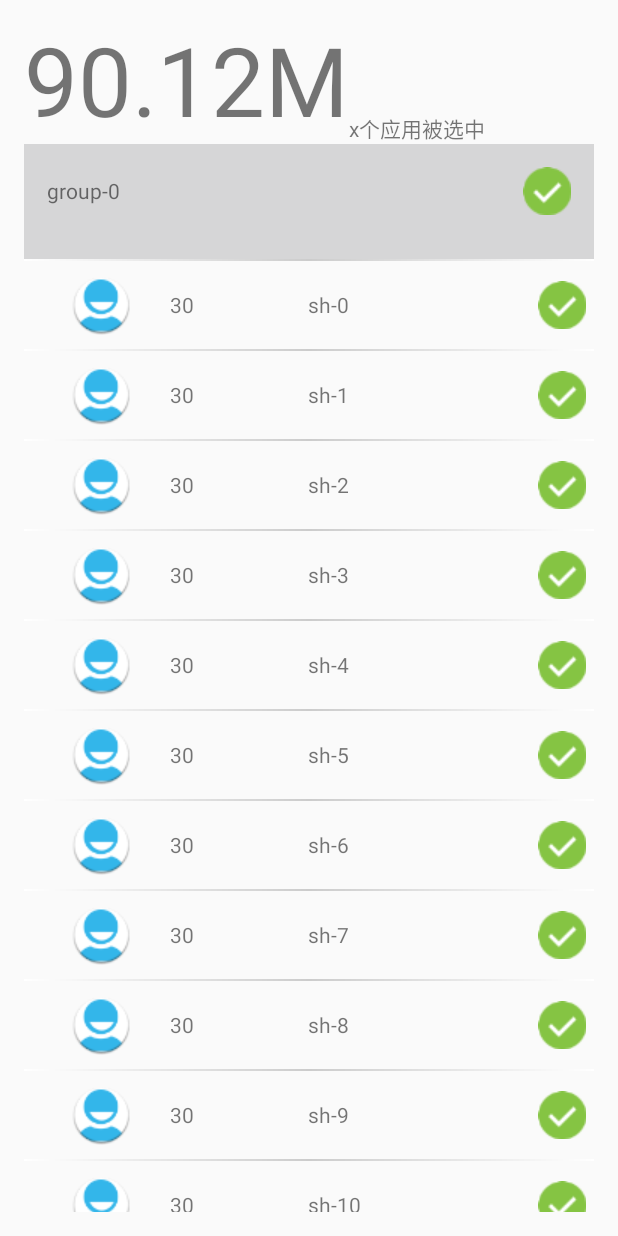
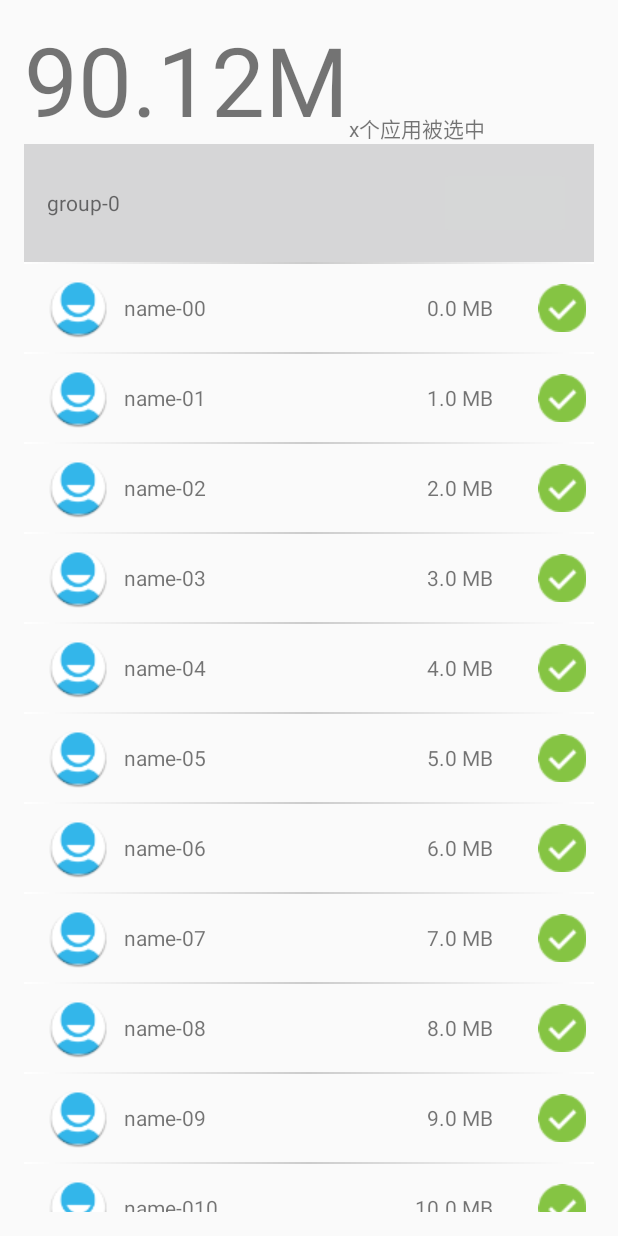
Before and after one commit to chrosyou/androidtest, an Android app: the screen it shows after launch (MainActivity), on a phone screen of 412 x 824 dp. Run offline under Robolectric (Android 15) with nearby library versions, the phone set to English and light mode, and no system bars; 1 statement that could not run was skipped.

Commit message:
multbutton before

```diff
--- a/check/MyApplication/app/src/main/java/com/macalyou/murisly/headerlistview/Child.java
+++ b/check/MyApplication/app/src/main/java/com/macalyou/murisly/headerlistview/Child.java
@@ -2,33 +2,20 @@ package com.macalyou.murisly.headerlistview;
 
 public class Child {
 
-    private String name;
-    private int age;
-    private String address;
-    private int isSlect;
+    private String appName;
+    private float appCleanSize;
+    private int selectState;
 
-    public String getName() {
-        return name;
-    }
+    public String getAppName() { return appName; }
 
-    public void setName(String name) {
-        this.name = name;
-    }
+    public void setAppName(String name) { this.appName = name; }
 
-    public int getAge() {
-        return age;
-    }
+    public float getCleanSize() { return appCleanSize; }
 
-    public void setAge(int age) {
-        this.age = age;
-    }
+    public void setCleanSize(float cleansize) { this.appCleanSize = cleansize; }
 
-    public String getAddress() {
-        return address;
-    }
+    public int getSelectState() { return selectState; }
 
-    public void setAddress(String address) {
-        this.address = address;
-    }
+    public void setSelectState(int selectstate) { this.selectState = selectstate; }
 
 }
--- a/check/MyApplication/app/src/main/java/com/macalyou/murisly/headerlistview/Group.java
+++ b/check/MyApplication/app/src/main/java/com/macalyou/murisly/headerlistview/Group.java
@@ -1,8 +1,12 @@
 package com.macalyou.murisly.headerlistview;
 
 public class Group {
+    public static final int STATE_SELECTED = 1;    //全选
+    public static final int STATE_NOTSELECTED = 2; //全不选
+    public static final int STATE_PARTSELECTED = 3;//部分选
 
     private String title;
+    private int selectState;
 
     public String getTitle() {
         return title;
@@ -11,4 +15,8 @@ public class Group {
     public void setTitle(String title) {
         this.title = title;
     }
+
+    public int getSelectState() { return selectState; }
+
+    public void setSelectState(int selectstate) { this.selectState = selectstate; }
 }
--- a/check/MyApplication/app/src/main/java/com/macalyou/murisly/headerlistview/MainActivity.java
+++ b/check/MyApplication/app/src/main/java/com/macalyou/murisly/headerlistview/MainActivity.java
@@ -65,43 +65,24 @@ public class MainActivity extends Activity implements
         for (int i = 0; i < 3; i++) {
             group = new Group();
             group.setTitle("group-" + i);
+            group.setSelectState(Group.STATE_SELECTED);
             groupList.add(group);
         }
 
         childList = new ArrayList<List<Child>>();
         for (int i = 0; i < groupList.size(); i++) {
             ArrayList<Child> childTemp;
-            if (i == 0) {
-                childTemp = new ArrayList<Child>();
-                for (int j = 0; j < 13; j++) {
-                    Child people = new Child();
-                    people.setName("yy-" + j);
-                    people.setAge(30);
-                    people.setAddress("sh-" + j);
 
-                    childTemp.add(people);
-                }
-            } else if (i == 1) {
-                childTemp = new ArrayList<Child>();
-                for (int j = 0; j < 8; j++) {
-                    Child people = new Child();
-                    people.setName("ff-" + j);
-                    people.setAge(40);
-                    people.setAddress("sh-" + j);
+            childTemp = new ArrayList<Child>();
+            for (int j = 0; j < 13; j++) {
+                Child appchild = new Child();
+                appchild.setAppName("name-" + String.valueOf(i) + j);
+                appchild.setCleanSize(j);
+                appchild.setSelectState(Group.STATE_SELECTED);
 
-                    childTemp.add(people);
-                }
-            } else {
-                childTemp = new ArrayList<Child>();
-                for (int j = 0; j < 23; j++) {
-                    Child people = new Child();
-                    people.setName("hh-" + j);
-                    people.setAge(20);
-                    people.setAddress("sh-" + j);
+                childTemp.add(appchild);
+            }
 
-                    childTemp.add(people);
-                }
-            }
             childList.add(childTemp);
         }
 
@@ -131,12 +112,10 @@ public class MainActivity extends Activity implements
         // 返回子列表个数
         @Override
         public int getChildrenCount(int groupPosition) {
-            return childList.get(groupPosition).size();
-        }
+            return childList.get(groupPosition).size(); }
 
         @Override
         public Object getGroup(int groupPosition) {
-
             return groupList.get(groupPosition);
         }
 
@@ -162,23 +141,20 @@ public class MainActivity extends Activity implements
         }
 
         @Override
-        public View getGroupView(int groupPosition, boolean isExpanded,
-                                 View convertView, ViewGroup parent) {
+        public View getGroupView(int groupPosition, boolean isExpanded, View convertView, ViewGroup parent) {
             GroupHolder groupHolder = null;
             if (convertView == null) {
                 groupHolder = new GroupHolder();
                 convertView = inflater.inflate(R.layout.groupitem, null);
-                groupHolder.textView = (TextView) convertView
-                        .findViewById(R.id.group);
-                groupHolder.imageView = (ImageView) convertView
-                        .findViewById(R.id.image);
+                groupHolder.textView = (TextView) convertView.findViewById(R.id.group);
+                //groupHolder.imageView = (ImageView) convertView.findViewById(R.id.image);
                 convertView.setTag(groupHolder);
             } else {
                 groupHolder = (GroupHolder) convertView.getTag();
             }
 
-            groupHolder.textView.setText(((Group) getGroup(groupPosition))
-                    .getTitle());
+            groupHolder.textView.setText(((Group) getGroup(groupPosition)).getTitle());
+
             if (isExpanded)// ture is Expanded or false is not isExpanded
                 groupHolder.imageView.setImageResource(R.drawable.expanded);
             else
@@ -187,25 +163,31 @@ public class MainActivity extends Activity implements
         }
 
         @Override
-        public View getChildView(int groupPosition, int childPosition,
-                                 boolean isLastChild, View convertView, ViewGroup parent) {
+        public View getChildView(int groupPosition, int childPosition, boolean isLastChild, View convertView, ViewGroup parent) {
             ChildHolder childHolder = null;
             if (convertView == null) {
                 childHolder = new ChildHolder();
                 convertView = inflater.inflate(R.layout.childitem, null);
 
-                childHolder.appImage = (ImageView) convertView
-                        .findViewById(R.id.appImage);
-                childHolder.textAge = (TextView) convertView
-                        .findViewById(R.id.appName);
-                childHolder.textAddress = (TextView) convertView
-                        .findViewById(R.id.appCleanSize);
-                Button button = (Button) convertView
-                        .findViewById(R.id.isSlect);
+                childHolder.appImage = (ImageView) convertView.findViewById(R.id.appImage);
+                childHolder.appName = (TextView) convertView.findViewById(R.id.appName);
+                childHolder.appCleanSize = (TextView) convertView.findViewById(R.id.appCleanSize);
+                final Button button = (Button) convertView.findViewById(R.id.isSelect);
+                final int fgrouppos = groupPosition;
+                final int fchildpos = childPosition;
+
                 button.setOnClickListener(new View.OnClickListener() {
                     @Override
                     public void onClick(View v) {
-                        Toast.makeText(MainActivity.this, "clicked pos=", Toast.LENGTH_SHORT).show();
+                        int selecttemp = childList.get(fgrouppos).get(fchildpos).getSelectState();
+                        if (Group.STATE_SELECTED == selecttemp){
+                            button.setCompoundDrawablesWithIntrinsicBounds(0, 0, R.drawable.common_select_null, 0);
+                            childList.get(fgrouppos).get(fchildpos).setSelectState(Group.STATE_NOTSELECTED);
+                        } else {
+                            button.setCompoundDrawablesWithIntrinsicBounds(0, 0, R.drawable.common_select_all, 0);
+                            childList.get(fgrouppos).get(fchildpos).setSelectState(Group.STATE_SELECTED);
+                        }
+
                     }
                 });
 
@@ -214,11 +196,10 @@ public class MainActivity extends Activity implements
                 childHolder = (ChildHolder) convertView.getTag();
             }
 
-            //childHolder.textName.setText(((Child) getChild(groupPosition, childPosition)).getName());
-            childHolder.textAge.setText(String.valueOf(((Child) getChild(
-                    groupPosition, childPosition)).getAge()));
-            childHolder.textAddress.setText(((Child) getChild(groupPosition,
-                    childPosition)).getAddress());
+            childHolder.appName.setText(((Child) getChild(groupPosition, childPosition)).getAppName());
+            childHolder.appCleanSize.setText(String.valueOf(((Child) getChild(groupPosition, childPosition)).getCleanSize()) + " MB");
+            //int selecttmp = ((Child)getChild(groupPosition, childPosition)).
+            //childHolder.isSelect.setBackground(((Child) getChild(groupPosition, childPosition)).getAddress());
 
             return convertView;
         }
@@ -240,7 +221,7 @@ public class MainActivity extends Activity implements
     public boolean onChildClick(ExpandableListView parent, View v,
                                 int groupPosition, int childPosition, long id) {
         Toast.makeText(MainActivity.this,
-                childList.get(groupPosition).get(childPosition).getName(), 1)
+                childList.get(groupPosition).get(childPosition).getAppName(), 1)
                 .show();
 
         return false;
@@ -253,9 +234,9 @@ public class MainActivity extends Activity implements
 
     class ChildHolder {
         ImageView appImage;
-        TextView textAge;
-        TextView textAddress;
-        ImageView imageView;
+        TextView appName;
+        TextView appCleanSize;
+        ImageView selectView;
     }
 
     @Override
--- a/check/MyApplication/app/src/main/res/layout/childitem.xml
+++ b/check/MyApplication/app/src/main/res/layout/childitem.xml
@@ -19,14 +19,17 @@
         android:id="@+id/appName"
         android:layout_width="0dp"
         android:layout_height="wrap_content"
-        android:layout_weight="1"/>
+        android:layout_weight="2"
+        />
     <TextView
         android:id="@+id/appCleanSize"
         android:layout_width="0dp"
         android:layout_height="wrap_content"
-        android:layout_weight="1" />
+        android:gravity="right"
+        android:layout_weight="2"
+        />
     <Button
-        android:id="@+id/isSlect"
+        android:id="@+id/isSelect"
         android:layout_width="0dp"
         android:layout_height="wrap_content"
         android:layout_weight="1"
--- a/check/MyApplication/app/src/main/res/layout/groupitem.xml
+++ b/check/MyApplication/app/src/main/res/layout/groupitem.xml
@@ -10,9 +10,9 @@
         android:layout_width="wrap_content"
         android:layout_height="wrap_content"
         android:layout_centerVertical="true"
-        android:text="精品推荐" />
+        android:text="grouptitle" />
 
-    <ImageView
+    <Button
         android:id="@+id/image"
         android:layout_width="wrap_content"
         android:layout_height="wrap_content"
```
